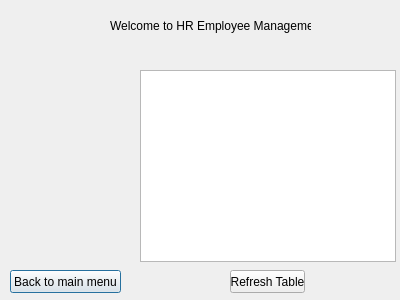
Above: Login/hrmain.ui from erynjohn/Employee-Database before the change. Below: the same form after it.
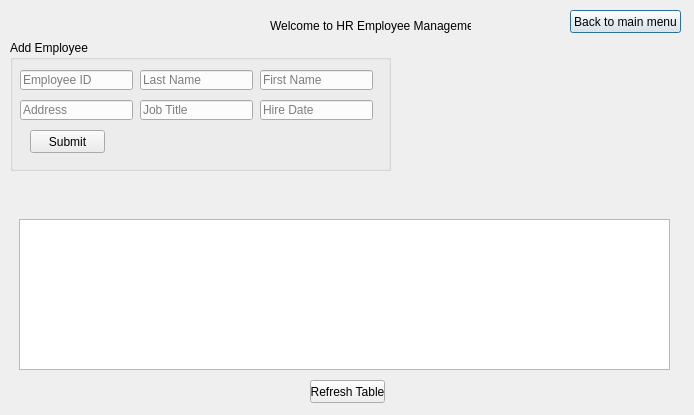
That is the form after the change.

Commit message: Added text boxes to add employees to the database.

What changed in the file:
```diff
--- a/Login/hrmain.ui
+++ b/Login/hrmain.ui
@@ -6,8 +6,8 @@
    <rect>
     <x>0</x>
     <y>0</y>
-    <width>400</width>
-    <height>300</height>
+    <width>694</width>
+    <height>415</height>
    </rect>
   </property>
   <property name="windowTitle">
@@ -16,7 +16,7 @@
   <widget class="QLabel" name="label">
    <property name="geometry">
     <rect>
-     <x>110</x>
+     <x>270</x>
      <y>0</y>
      <width>201</width>
      <height>51</height>
@@ -29,8 +29,8 @@
   <widget class="QPushButton" name="pushButton_Hback">
    <property name="geometry">
     <rect>
-     <x>10</x>
-     <y>270</y>
+     <x>570</x>
+     <y>10</y>
      <width>111</width>
      <height>23</height>
     </rect>
@@ -39,21 +39,11 @@
     <string>Back to main menu</string>
    </property>
   </widget>
-  <widget class="QTableView" name="tableView">
-   <property name="geometry">
-    <rect>
-     <x>140</x>
-     <y>70</y>
-     <width>256</width>
-     <height>192</height>
-    </rect>
-   </property>
-  </widget>
   <widget class="QPushButton" name="pushButton_loadTable">
    <property name="geometry">
     <rect>
-     <x>230</x>
-     <y>270</y>
+     <x>310</x>
+     <y>380</y>
      <width>75</width>
      <height>23</height>
     </rect>
@@ -62,6 +52,143 @@
     <string>Refresh Table</string>
    </property>
   </widget>
+  <widget class="QWidget" name="horizontalLayoutWidget">
+   <property name="geometry">
+    <rect>
+     <x>19</x>
+     <y>219</y>
+     <width>651</width>
+     <height>151</height>
+    </rect>
+   </property>
+   <layout class="QHBoxLayout" name="horizontalLayout">
+    <item>
+     <widget class="QTableView" name="tableView"/>
+    </item>
+   </layout>
+  </widget>
+  <widget class="QLineEdit" name="lineEdit_LName">
+   <property name="geometry">
+    <rect>
+     <x>140</x>
+     <y>70</y>
+     <width>113</width>
+     <height>20</height>
+    </rect>
+   </property>
+   <property name="text">
+    <string/>
+   </property>
+   <property name="placeholderText">
+    <string>Last Name</string>
+   </property>
+  </widget>
+  <widget class="QLineEdit" name="lineEdit_FName">
+   <property name="geometry">
+    <rect>
+     <x>260</x>
+     <y>70</y>
+     <width>113</width>
+     <height>20</height>
+    </rect>
+   </property>
+   <property name="text">
+    <string/>
+   </property>
+   <property name="placeholderText">
+    <string>First Name</string>
+   </property>
+  </widget>
+  <widget class="QLineEdit" name="lineEdit_EmpAddress">
+   <property name="geometry">
+    <rect>
+     <x>20</x>
+     <y>100</y>
+     <width>113</width>
+     <height>20</height>
+    </rect>
+   </property>
+   <property name="text">
+    <string/>
+   </property>
+   <property name="placeholderText">
+    <string>Address</string>
+   </property>
+  </widget>
+  <widget class="QLineEdit" name="lineEdit_EmpJobTitle">
+   <property name="geometry">
+    <rect>
+     <x>140</x>
+     <y>100</y>
+     <width>113</width>
+     <height>20</height>
+    </rect>
+   </property>
+   <property name="text">
+    <string/>
+   </property>
+   <property name="placeholderText">
+    <string>Job Title</string>
+   </property>
+  </widget>
+  <widget class="QLineEdit" name="lineEdit_HireDate">
+   <property name="geometry">
+    <rect>
+     <x>260</x>
+     <y>100</y>
+     <width>113</width>
+     <height>20</height>
+    </rect>
+   </property>
+   <property name="text">
+    <string/>
+   </property>
+   <property name="placeholderText">
+    <string>Hire Date</string>
+   </property>
+  </widget>
+  <widget class="QLineEdit" name="lineEdit_EmpID">
+   <property name="geometry">
+    <rect>
+     <x>20</x>
+     <y>70</y>
+     <width>113</width>
+     <height>20</height>
+    </rect>
+   </property>
+   <property name="text">
+    <string/>
+   </property>
+   <property name="placeholderText">
+    <string>Employee ID</string>
+   </property>
+  </widget>
+  <widget class="QPushButton" name="pushButton">
+   <property name="geometry">
+    <rect>
+     <x>30</x>
+     <y>130</y>
+     <width>75</width>
+     <height>23</height>
+    </rect>
+   </property>
+   <property name="text">
+    <string>Submit</string>
+   </property>
+  </widget>
+  <widget class="QGroupBox" name="groupBox">
+   <property name="geometry">
+    <rect>
+     <x>10</x>
+     <y>40</y>
+     <width>381</width>
+     <height>131</height>
+    </rect>
+   </property>
+   <property name="title">
+    <string>Add Employee</string>
+   </property>
+  </widget>
  </widget>
  <resources/>
  <connections/>
```
The commit also changes 7 other files.
